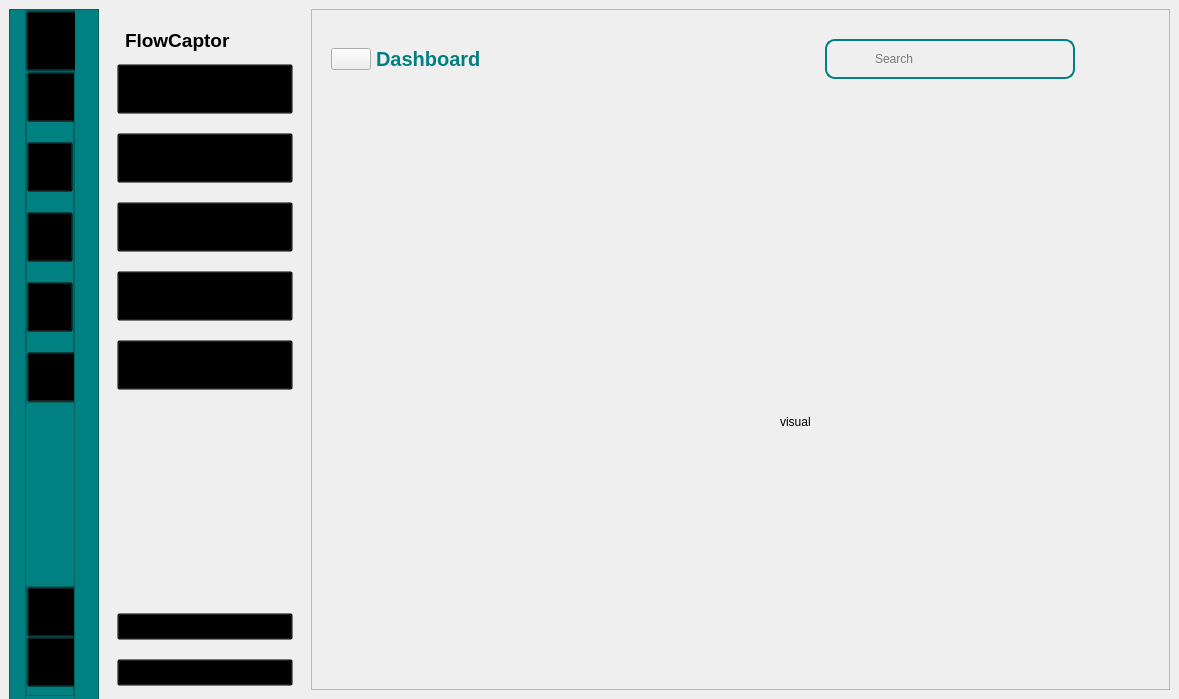
First picture: the form in ui/login.ui, repository HideyaChaabene/python_project, before the edit.
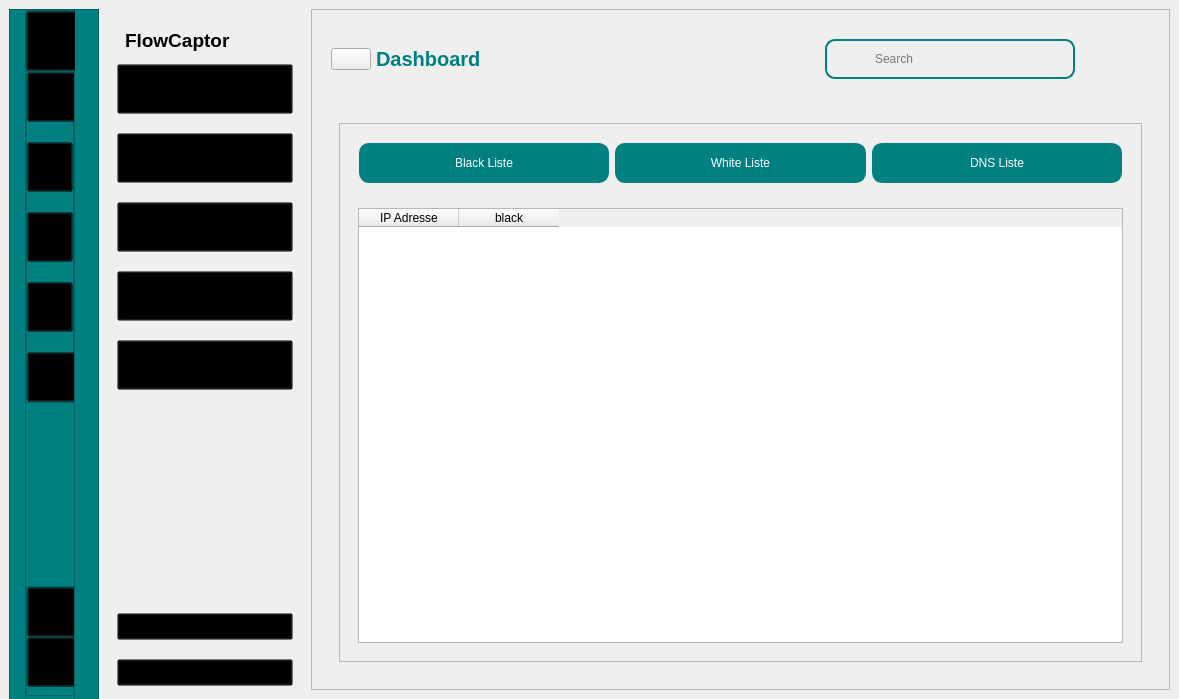
Second picture: the form after the edit. The open tabs and pages were chosen to show the change. Icons and pictures are not drawn. Custom widgets are drawn as their Qt base class.

Patch:
```diff
--- a/ui/login.ui
+++ b/ui/login.ui
@@ -3423,19 +3423,163 @@
                     </layout>
                    </widget>
                    <widget class="QWidget" name="visual">
-                    <widget class="QLabel" name="label_18">
-                     <property name="geometry">
-                      <rect>
-                       <x>450</x>
-                       <y>300</y>
-                       <width>55</width>
-                       <height>16</height>
-                      </rect>
-                     </property>
-                     <property name="text">
-                      <string>visual</string>
-                     </property>
-                    </widget>
+                    <layout class="QVBoxLayout" name="verticalLayout_43">
+                     <item>
+                      <widget class="QFrame" name="frame_32">
+                       <property name="frameShape">
+                        <enum>QFrame::StyledPanel</enum>
+                       </property>
+                       <property name="frameShadow">
+                        <enum>QFrame::Raised</enum>
+                       </property>
+                       <layout class="QVBoxLayout" name="verticalLayout_44">
+                        <item>
+                         <widget class="QFrame" name="frame_24">
+                          <property name="styleSheet">
+                           <string notr="true">background-color : transparent;
+</string>
+                          </property>
+                          <property name="frameShape">
+                           <enum>QFrame::StyledPanel</enum>
+                          </property>
+                          <property name="frameShadow">
+                           <enum>QFrame::Raised</enum>
+                          </property>
+                          <layout class="QHBoxLayout" name="horizontalLayout_29">
+                           <item>
+                            <widget class="QPushButton" name="black_list">
+                             <property name="minimumSize">
+                              <size>
+                               <width>150</width>
+                               <height>40</height>
+                              </size>
+                             </property>
+                             <property name="styleSheet">
+                              <string notr="true">border-radius:10px;
+border: 1px solid #008080;
+background-color: #008080;
+color: #ffffff;</string>
+                             </property>
+                             <property name="text">
+                              <string>Black Liste</string>
+                             </property>
+                             <property name="checkable">
+                              <bool>true</bool>
+                             </property>
+                            </widget>
+                           </item>
+                           <item>
+                            <widget class="QPushButton" name="white_list">
+                             <property name="minimumSize">
+                              <size>
+                               <width>150</width>
+                               <height>40</height>
+                              </size>
+                             </property>
+                             <property name="styleSheet">
+                              <string notr="true">border-radius:10px;
+border: 1px solid #008080;
+background-color: #008080;
+color: #ffffff;</string>
+                             </property>
+                             <property name="text">
+                              <string>White Liste</string>
+                             </property>
+                             <property name="checkable">
+                              <bool>true</bool>
+                             </property>
+                            </widget>
+                           </item>
+                           <item>
+                            <widget class="QPushButton" name="dns_list">
+                             <property name="minimumSize">
+                              <size>
+                               <width>150</width>
+                               <height>40</height>
+                              </size>
+                             </property>
+                             <property name="styleSheet">
+                              <string notr="true">border-radius:10px;
+border: 1px solid #008080;
+background-color: #008080;
+color: #ffffff;</string>
+                             </property>
+                             <property name="text">
+                              <string>DNS Liste</string>
+                             </property>
+                             <property name="checkable">
+                              <bool>true</bool>
+                             </property>
+                            </widget>
+                           </item>
+                          </layout>
+                         </widget>
+                        </item>
+                        <item>
+                         <widget class="QStackedWidget" name="listes">
+                          <property name="currentIndex">
+                           <number>0</number>
+                          </property>
+                          <widget class="QWidget" name="black">
+                           <layout class="QHBoxLayout" name="horizontalLayout_30">
+                            <item>
+                             <widget class="QTableWidget" name="black_table">
+                              <column>
+                               <property name="text">
+                                <string>IP Adresse</string>
+                               </property>
+                              </column>
+                              <column>
+                               <property name="text">
+                                <string>black</string>
+                               </property>
+                              </column>
+                             </widget>
+                            </item>
+                           </layout>
+                          </widget>
+                          <widget class="QWidget" name="white">
+                           <layout class="QVBoxLayout" name="verticalLayout_45">
+                            <item>
+                             <widget class="QTableWidget" name="white_table">
+                              <column>
+                               <property name="text">
+                                <string>IP Adresse</string>
+                               </property>
+                              </column>
+                              <column>
+                               <property name="text">
+                                <string>white</string>
+                               </property>
+                              </column>
+                             </widget>
+                            </item>
+                           </layout>
+                          </widget>
+                          <widget class="QWidget" name="dns">
+                           <layout class="QVBoxLayout" name="verticalLayout_46">
+                            <item>
+                             <widget class="QTableWidget" name="dns_table">
+                              <column>
+                               <property name="text">
+                                <string>IP Adresse</string>
+                               </property>
+                              </column>
+                              <column>
+                               <property name="text">
+                                <string>dns</string>
+                               </property>
+                              </column>
+                             </widget>
+                            </item>
+                           </layout>
+                          </widget>
+                         </widget>
+                        </item>
+                       </layout>
+                      </widget>
+                     </item>
+                    </layout>
                    </widget>
                   </widget>
                  </item>
```
Left out of the diff: 75 changed lines with no effect on the pictures.
